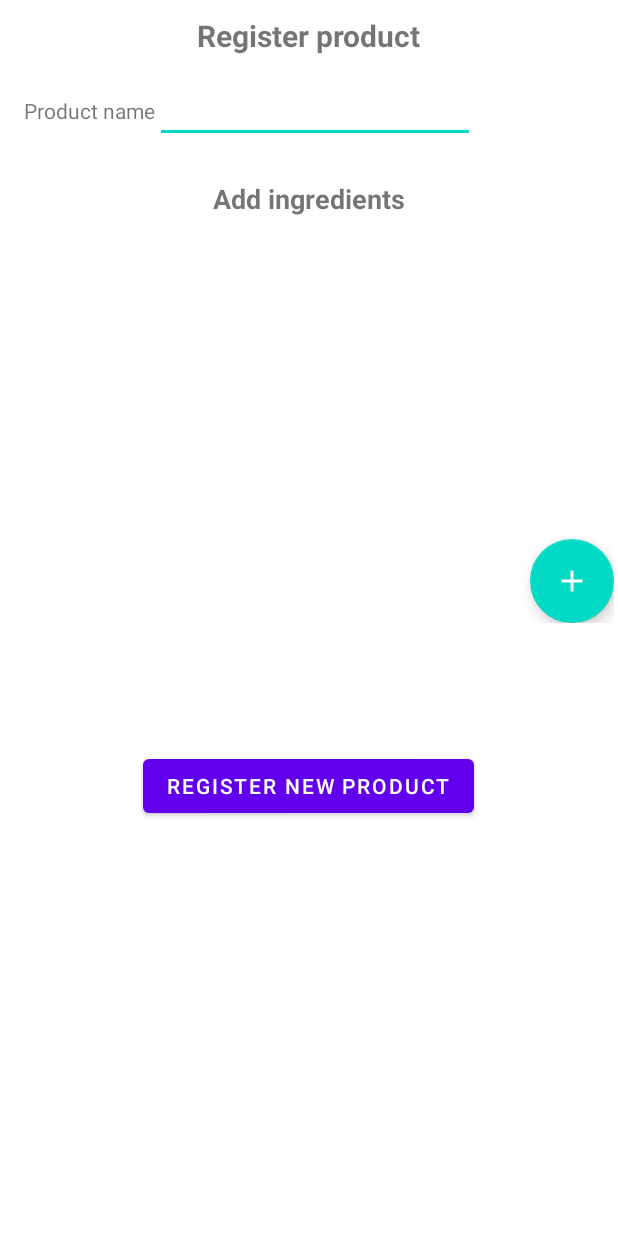
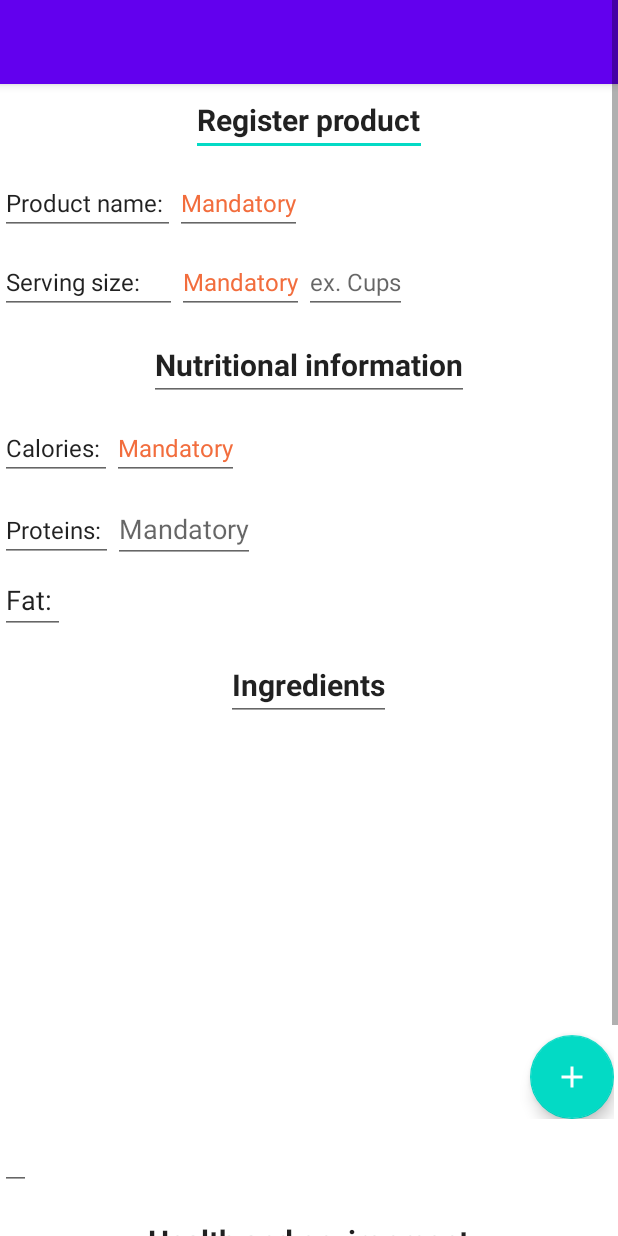
Before and after one commit to felipezxkq/Pudu, an Android app: the AddProductsActivity screen opened directly, with no data from a screen before it, on a phone screen of 412 x 824 dp. Run offline under Robolectric (Android 15) with nearby library versions, the phone set to English and light mode, and no system bars; our stand-ins replace Firebase (no records; nobody signed in at launch, a user with empty details on screens opened directly); 1 statement that could not run was skipped.

Commit message:
Add product activity 1/3

```diff
--- a/app/src/main/java/com/pudu/pudu2/MainActivity.kt
+++ b/app/src/main/java/com/pudu/pudu2/AddProductsActivity.kt
@@ -15,14 +15,14 @@ import com.pudu.pudu2.view.IngredientAdapter
 import com.google.android.material.floatingactionbutton.FloatingActionButton
 import com.google.firebase.firestore.FirebaseFirestore
 
-class MainActivity : AppCompatActivity() {
+class AddProductsActivity : AppCompatActivity() {
     private lateinit var addsBtn:FloatingActionButton
     private lateinit var recv:RecyclerView
     private lateinit var ingredientsList:ArrayList<IngredientData>
     private lateinit var ingredientAdapter:IngredientAdapter
     override fun onCreate(savedInstanceState: Bundle?) {
         super.onCreate(savedInstanceState)
-        setContentView(R.layout.activity_main)
+        setContentView(R.layout.activity_add_products)
 
         addsBtn = findViewById(R.id.addingBtn)
         recv = findViewById(R.id.ingredientsRecycler)
@@ -32,19 +32,20 @@ class MainActivity : AppCompatActivity() {
         recv.adapter = ingredientAdapter
         addsBtn.setOnClickListener{ addIngredient() }
 
-
-
+        val code = intent.getStringExtra("code")
 
         fun saveFireStore(){
             val productName = findViewById<TextView>(R.id.editTextProductName)
             val productNameText = productName.text.toString()
             val db = FirebaseFirestore.getInstance()
-            var product: MutableMap<String, Any> = HashMap()
-            product["productName"] = productNameText
-            db.collection("Product").add(product).addOnSuccessListener {
-                Toast.makeText(this@MainActivity, "Record added successfully", Toast.LENGTH_SHORT).show()
+            var product = hashMapOf(
+                "product_name" to productNameText,
+                "code" to code
+            )
+            db.collection("Products").add(product).addOnSuccessListener {
+                Toast.makeText(this@AddProductsActivity, "Record added successfully", Toast.LENGTH_SHORT).show()
             }.addOnFailureListener{
-                Toast.makeText(this@MainActivity, "Record failed to add", Toast.LENGTH_SHORT).show()
+                Toast.makeText(this@AddProductsActivity, "Record failed to add", Toast.LENGTH_SHORT).show()
             }
 
         }
--- a/app/src/main/java/com/pudu/pudu2/SearchActivity.kt
+++ b/app/src/main/java/com/pudu/pudu2/SearchActivity.kt
@@ -155,7 +155,7 @@ class SearchActivity : AppCompatActivity() {
         var productsRef = db.collection("Products");
         var query = productsRef.whereEqualTo("code", code).get()
             .addOnSuccessListener { documents ->
-                if(documents.first() != null){
+                if(!documents.isEmpty()){
                     val product_data = documents.first()
                     val intent = Intent(this, ProductActivity::class.java)
                     val list = listOf("product_name", "serving_size", "ingredients_text", "energy-kcal_100g", "fat_100g", "proteins_100g", "sugar_100g",
@@ -174,6 +174,8 @@ class SearchActivity : AppCompatActivity() {
 
                 }
                 else{
+                    val intent = Intent(this,AddProductsActivity::class.java)
+                    startActivity(intent)
                 }
 
             }
--- a/app/src/main/java/com/pudu/pudu2/ShareActivity.kt
+++ b/app/src/main/java/com/pudu/pudu2/ShareActivity.kt
@@ -47,6 +47,7 @@ class ShareActivity : AppCompatActivity() {
     var ivFoto:ImageView? = null
 
     var urlFotoActual = ""
+    var imageBitmap:Bitmap? = null
 
 
     private var callbackManager: CallbackManager? = null
@@ -63,13 +64,13 @@ class ShareActivity : AppCompatActivity() {
 
             var hashtag = ShareHashtag.Builder().setHashtag("#Pudu").build()
 
+            var photo = SharePhoto.Builder()
+                .setBitmap(imageBitmap)
+                .build()
 
-            var sharecontent = ShareLinkContent.Builder()
-                .setContentUrl(Uri.parse("https://es.wikipedia.org/wiki/Pudu"))
-                .setQuote("Pudus are in danger.")
-                .setShareHashtag(hashtag)
-                .build();
+            var sharecontent = SharePhotoContent.Builder().addPhoto(photo).build()
             ShareDialog.show(this@ShareActivity, sharecontent)
+
         }
 
 
@@ -177,7 +178,7 @@ class ShareActivity : AppCompatActivity() {
 
                     val uri = Uri.parse(urlFotoActual)
                     val stream = contentResolver.openInputStream(uri)
-                    val imageBitmap = BitmapFactory.decodeStream(stream)
+                    imageBitmap = BitmapFactory.decodeStream(stream)
                     ivFoto!!.setImageBitmap(imageBitmap)
                     añadirImagenGaleria()
 
--- a/app/src/main/res/layout/activity_main.xml
+++ b/app/src/main/res/layout/activity_add_product_ingredients.xml
@@ -4,7 +4,7 @@
     xmlns:tools="http://schemas.android.com/tools"
     android:layout_width="match_parent"
     android:layout_height="match_parent"
-    tools:context=".MainActivity">
+    tools:context=".AddProductsActivity">
 
     <TextView
         android:layout_width="wrap_content"
--- /dev/null
+++ b/app/src/main/res/layout/activity_add_products.xml
@@ -0,0 +1,263 @@
+<?xml version="1.0" encoding="utf-8"?>
+<ScrollView xmlns:android="http://schemas.android.com/apk/res/android"
+    xmlns:app="http://schemas.android.com/apk/res-auto"
+    xmlns:tools="http://schemas.android.com/tools"
+    android:layout_width="match_parent"
+    android:layout_height="match_parent">
+    <LinearLayout
+        android:layout_width="match_parent"
+        android:layout_height="match_parent"
+        android:orientation="vertical"
+        android:scrollbars="vertical"
+        tools:context=".ProductActivity">
+
+        <androidx.appcompat.widget.Toolbar
+            android:id="@+id/toolbar"
+            android:layout_width="match_parent"
+            android:layout_height="?attr/actionBarSize"
+            android:background="?attr/colorPrimary"
+            android:elevation="4dp"
+            android:theme="@style/ThemeOverlay.AppCompat.ActionBar"
+            app:popupTheme="@style/Theme.AppCompat.Light"
+            app:titleTextColor="@color/design_default_color_on_primary" />
+
+        <EditText xmlns:android="http://schemas.android.com/apk/res/android"
+            android:layout_width="wrap_content"
+            android:layout_height="wrap_content"
+            android:text="Register product"
+            android:textSize="20dp"
+            android:textStyle="bold"
+            android:layout_gravity="center">
+
+        </EditText>
+
+        <!-- Product name -->
+        <LinearLayout
+            android:layout_width="match_parent"
+            android:layout_height="wrap_content"
+            android:orientation="horizontal"
+            android:layout_marginTop="10dp">
+            <EditText
+                android:layout_width="wrap_content"
+                android:layout_height="wrap_content"
+                android:text="Product name: "
+                android:textSize="16dp"
+                >
+
+            </EditText>
+            <EditText
+                android:id="@+id/textEditProductName"
+                android:layout_width="wrap_content"
+                android:layout_height="wrap_content"
+                android:hint="Mandatory"
+                android:textColorHint="@color/puduRed"
+                android:textSize="16dp"
+                >
+            </EditText>
+        </LinearLayout>
+
+
+        <!-- Serving size -->
+        <LinearLayout
+            android:layout_width="match_parent"
+            android:layout_height="wrap_content"
+            android:orientation="horizontal"
+            android:layout_marginTop="10dp">
+            <EditText
+                android:layout_width="wrap_content"
+                android:layout_height="wrap_content"
+                android:text="Serving size:     "
+                android:textSize="16dp"
+                >
+
+            </EditText>
+            <EditText
+                android:id="@+id/textServingSize"
+                android:layout_width="wrap_content"
+                android:layout_height="wrap_content"
+                android:textSize="16dp"
+                android:hint="Mandatory"
+                android:textColorHint="@color/puduRed"
+                >
+            </EditText>
+
+            <EditText
+                android:id="@+id/textServingType"
+                android:layout_width="wrap_content"
+                android:layout_height="wrap_content"
+                android:textSize="16dp"
+                android:hint="ex. Cups"
+                >
+            </EditText>
+        </LinearLayout>
+
+
+        <EditText
+            android:layout_width="wrap_content"
+            android:layout_height="wrap_content"
+            android:textSize="20dp"
+            android:text="Nutritional information"
+            android:textStyle="bold"
+            android:layout_gravity="center"
+            android:layout_marginTop="10dp"
+            >
+        </EditText>
+
+        <LinearLayout
+            android:id="@+id/nutritional_info"
+            android:orientation="vertical"
+            android:layout_width="match_parent"
+            android:layout_height="wrap_content"
+            >
+
+            <!-- Calories -->
+            <LinearLayout
+                android:layout_width="match_parent"
+                android:layout_height="wrap_content"
+                android:orientation="horizontal"
+                android:layout_marginTop="10dp">
+                <EditText
+                    android:layout_width="wrap_content"
+                    android:layout_height="wrap_content"
+                    android:text="Calories: "
+                    android:textSize="16dp"
+                    >
+
+                </EditText>
+                <EditText
+                    android:id="@+id/textCalories"
+                    android:layout_width="wrap_content"
+                    android:layout_height="wrap_content"
+                    android:hint="Mandatory"
+                    android:textColorHint="@color/puduRed"
+                    android:textSize="16dp"
+                    >
+                </EditText>
+            </LinearLayout>
+
+            <!-- Proteins -->
+            <LinearLayout
+                android:layout_width="match_parent"
+                android:layout_height="wrap_content"
+                android:orientation="horizontal"
+                android:layout_marginTop="10dp">
+                <EditText
+                    android:layout_width="wrap_content"
+                    android:layout_height="wrap_content"
+                    android:text="Proteins: "
+                    android:textSize="16dp"
+                    >
+
+                </EditText>
+                <EditText
+                    android:id="@+id/textProtein"
+                    android:layout_width="wrap_content"
+                    android:layout_height="wrap_content"
+                    android:hint="Mandatory"
+                    >
+                </EditText>
+
+            </LinearLayout>
+
+            <EditText
+                android:id="@+id/textFat"
+                android:layout_width="wrap_content"
+                android:layout_height="wrap_content"
+                android:textSize="18dp"
+                android:text="Fat: "
+                android:layout_marginTop="2dp"
+                >
+            </EditText>
+
+        </LinearLayout>
+
+        <EditText
+            android:layout_width="wrap_content"
+            android:layout_height="wrap_content"
+            android:textSize="20dp"
+            android:text="Ingredients"
+            android:textStyle="bold"
+            android:layout_gravity="center"
+            android:layout_marginTop="10dp"
+            >
+        </EditText>
+
+        <RelativeLayout
+            android:layout_width="409dp"
+            android:layout_height="265dp"
+            android:orientation="vertical"
+            android:paddingLeft="10dp"
+            android:paddingTop="3dp"
+            app:layout_constraintEnd_toEndOf="parent"
+            app:layout_constraintHorizontal_bias="0.5"
+            app:layout_constraintStart_toStartOf="parent"
+            app:layout_constraintTop_toTopOf="parent">
+            <androidx.recyclerview.widget.RecyclerView
+                android:id="@+id/ingredientsRecycler"
+                android:layout_width="match_parent"
+                android:layout_height="match_parent">
+
+            </androidx.recyclerview.widget.RecyclerView>
+            <com.google.android.material.floatingactionbutton.FloatingActionButton
+                android:id="@+id/addingBtn"
+                android:src="@drawable/ic_add"
+                app:tint="@color/white"
+                android:layout_alignParentBottom="true"
+                android:layout_alignParentRight="true"
+                android:layout_width="wrap_content"
+                android:layout_height="wrap_content">
+            </com.google.android.material.floatingactionbutton.FloatingActionButton>
+
+        </RelativeLayout>
+
+        <EditText
+            android:id="@+id/textIngredientsList"
+            android:layout_width="wrap_content"
+            android:layout_height="wrap_content"
+            android:textSize="18dp"
+            android:text=""
+            android:layout_marginTop="2dp"
+            >
+        </EditText>
+
+        <EditText
+            android:layout_width="wrap_content"
+            android:layout_height="wrap_content"
+            android:textSize="20dp"
+            android:text="Health and environment"
+            android:textStyle="bold"
+            android:layout_gravity="center"
+            android:layout_marginTop="10dp"
+            >
+        </EditText>
+
+        <EditText
+            android:id="@+id/novaGroup"
+            android:layout_width="wrap_content"
+            android:layout_height="wrap_content"
+            android:textSize="18dp"
+            android:text="Level of processing (Nova score): "
+            android:layout_marginTop="2dp"
+            >
+        </EditText>
+        <EditText
+            android:id="@+id/nutraScore"
+            android:layout_width="wrap_content"
+            android:layout_height="wrap_content"
+            android:textSize="18dp"
+            android:text="Nutriscore: "
+            android:layout_marginTop="2dp"
+            >
+        </EditText>
+        <EditText
+            android:id="@+id/carbonFootprint"
+            android:layout_width="wrap_content"
+            android:layout_height="wrap_content"
+            android:textSize="18dp"
+            android:text="Average carbon footprint for this type of product: "
+            android:layout_marginTop="2dp"
+            >
+        </EditText>
+
+    </LinearLayout>
+</ScrollView>
```
Also changed, not shown: app/src/main/AndroidManifest.xml (+6 -4 lines).
